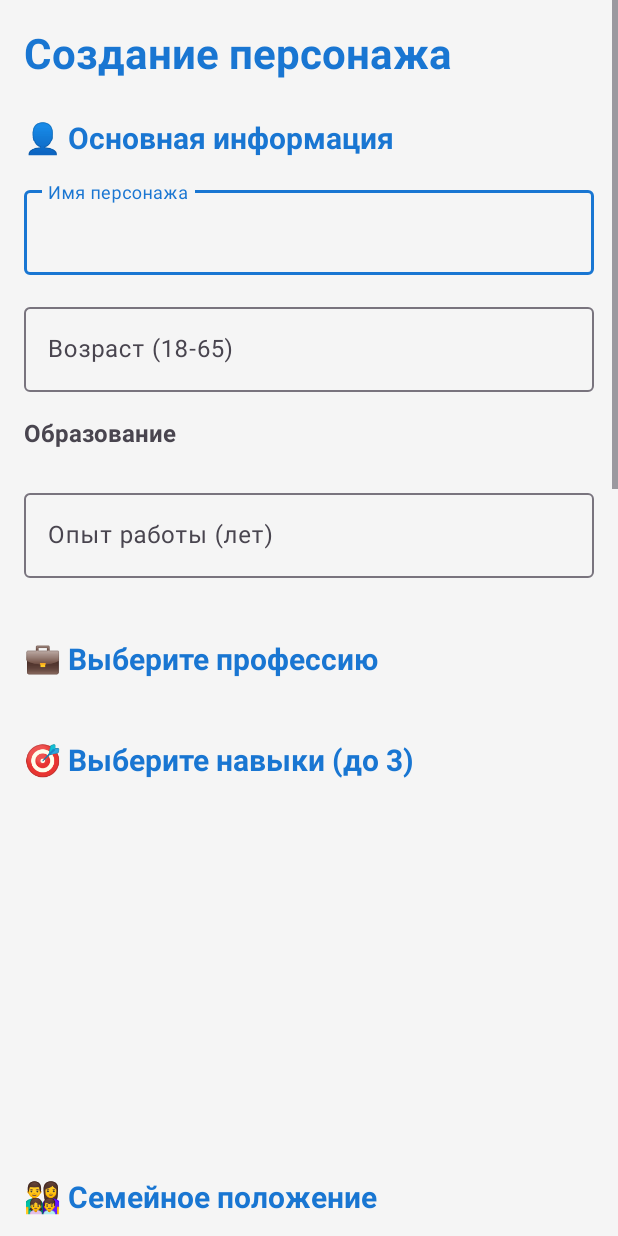
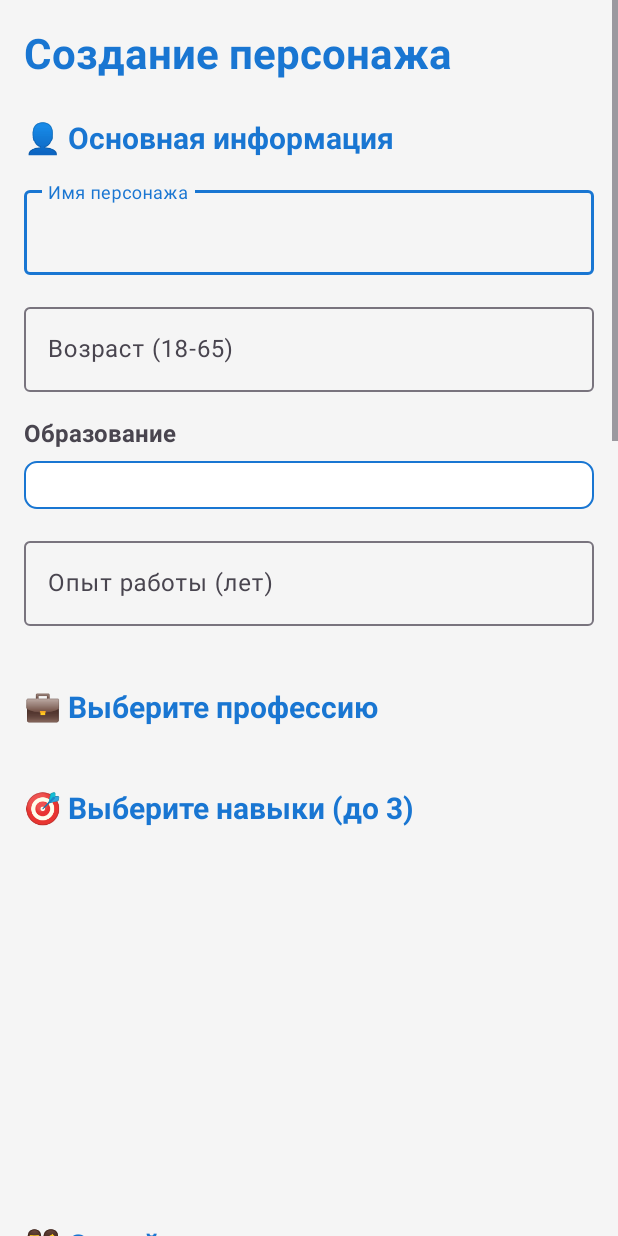
Before and after one commit to RobotAvi/MoneyGame, an Android app: the layout activity_character_creation.xml on its own in the app's theme, with its tools: preview values and no code run, on a phone screen of 412 x 824 dp. Run offline under Robolectric (Android 15) with nearby library versions, the phone set to English and light mode, and no system bars.

Commit message:
Customize spinner styles and layouts for character creation screen
Co-authored-by: g7702457 <g7702457@crk.umn.edu>

```diff
--- a/app/src/main/res/drawable/spinner_background.xml
+++ b/app/src/main/res/drawable/spinner_background.xml
@@ -1,7 +1,7 @@
 <?xml version="1.0" encoding="utf-8"?>
 <shape xmlns:android="http://schemas.android.com/apk/res/android"
     android:shape="rectangle">
-    <solid android:color="@android:color/white" />
+    <solid android:color="@color/surface_color" />
     <stroke
         android:width="1dp"
         android:color="@color/primary_color" />
--- a/app/src/main/res/layout/activity_character_creation.xml
+++ b/app/src/main/res/layout/activity_character_creation.xml
@@ -78,7 +78,8 @@
             android:layout_width="match_parent"
             android:layout_height="wrap_content"
             android:layout_marginBottom="16dp"
-            android:background="@drawable/spinner_background" />
+            android:background="@drawable/spinner_background"
+            style="@style/Widget.App.Spinner" />
 
         <!-- Опыт работы -->
         <com.google.android.material.textfield.TextInputLayout
@@ -156,7 +157,8 @@
             android:layout_width="match_parent"
             android:layout_height="wrap_content"
             android:layout_marginBottom="16dp"
-            android:background="@drawable/spinner_background" />
+            android:background="@drawable/spinner_background"
+            style="@style/Widget.App.Spinner" />
 
         <!-- Количество детей -->
         <com.google.android.material.textfield.TextInputLayout
@@ -216,7 +218,8 @@
             android:layout_width="match_parent"
             android:layout_height="wrap_content"
             android:layout_marginBottom="16dp"
-            android:background="@drawable/spinner_background" />
+            android:background="@drawable/spinner_background"
+            style="@style/Widget.App.Spinner" />
 
         <!-- Стратегия инвестиций -->
         <TextView
@@ -232,7 +235,8 @@
             android:layout_width="match_parent"
             android:layout_height="wrap_content"
             android:layout_marginBottom="16dp"
-            android:background="@drawable/spinner_background" />
+            android:background="@drawable/spinner_background"
+            style="@style/Widget.App.Spinner" />
 
         <!-- Процент сбережений -->
         <com.google.android.material.textfield.TextInputLayout
@@ -338,7 +342,8 @@
             android:layout_width="match_parent"
             android:layout_height="wrap_content"
             android:layout_marginBottom="16dp"
-            android:background="@drawable/spinner_background" />
+            android:background="@drawable/spinner_background"
+            style="@style/Widget.App.Spinner" />
 
         <!-- Уровень стресса -->
         <TextView
@@ -354,7 +359,8 @@
             android:layout_width="match_parent"
             android:layout_height="wrap_content"
             android:layout_marginBottom="16dp"
-            android:background="@drawable/spinner_background" />
+            android:background="@drawable/spinner_background"
+            style="@style/Widget.App.Spinner" />
 
         <!-- Баланс работы и жизни -->
         <TextView
@@ -370,7 +376,8 @@
             android:layout_width="match_parent"
             android:layout_height="wrap_content"
             android:layout_marginBottom="16dp"
-            android:background="@drawable/spinner_background" />
+            android:background="@drawable/spinner_background"
+            style="@style/Widget.App.Spinner" />
 
         <!-- Мечта -->
         <TextView
--- a/app/src/main/res/values/themes.xml
+++ b/app/src/main/res/values/themes.xml
@@ -74,4 +74,12 @@
         <item name="android:textColor">@color/error_color</item>
         <item name="android:textStyle">bold</item>
     </style>
+
+    <!-- Spinner styles -->
+    <style name="Widget.App.Spinner" parent="Widget.Material3.TextInputLayout.OutlinedBox">
+        <item name="android:background">@drawable/spinner_background</item>
+        <item name="android:textColor">@color/text_primary</item>
+        <item name="android:textSize">16sp</item>
+        <item name="android:padding">16dp</item>
+    </style>
 </resources>
```
Also changed, not shown: app/src/main/java/com/financialsuccess/game/CharacterCreationActivity.kt (+14 -14 lines), app/src/main/res/layout/spinner_dropdown_item.xml (added, +11 -0 lines), app/src/main/res/layout/spinner_item.xml (added, +11 -0 lines).
